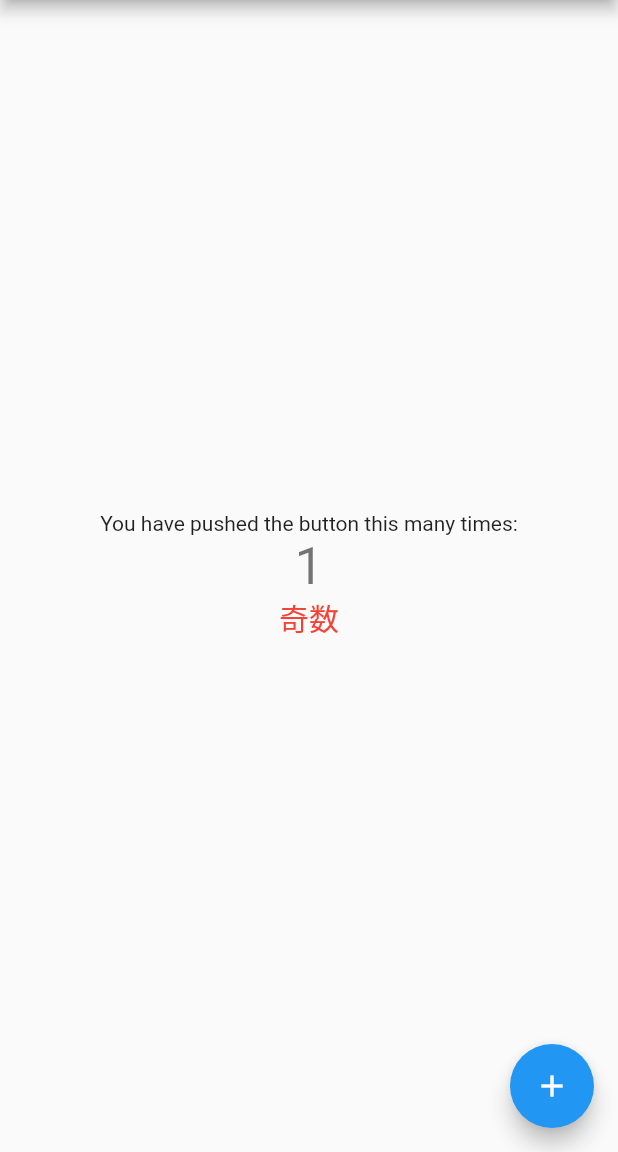
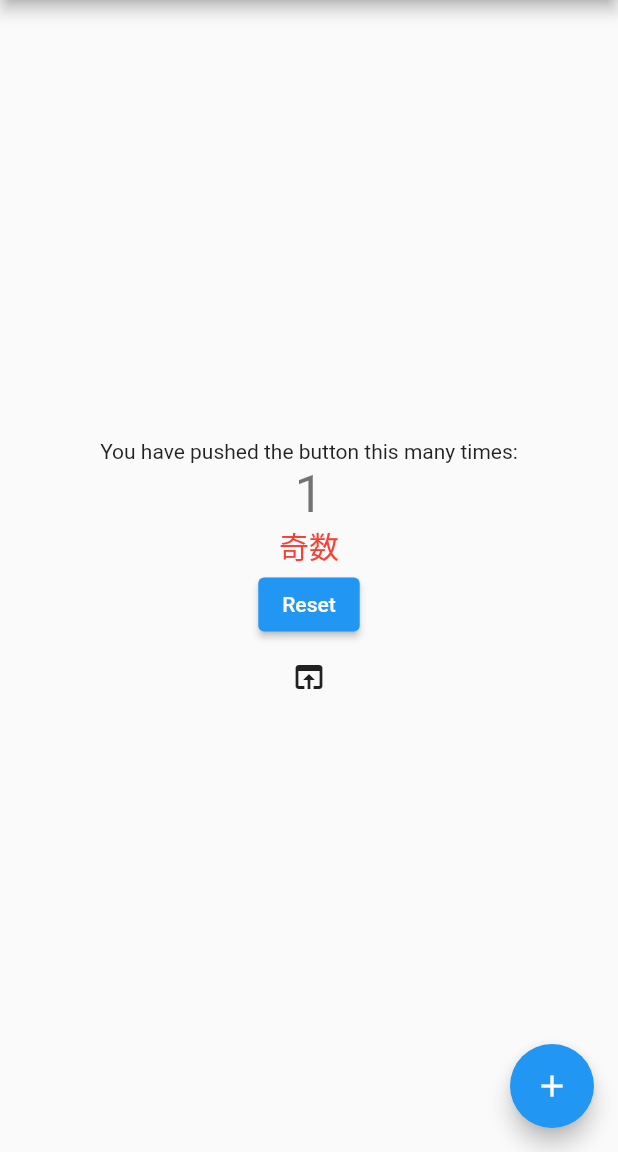
Before and after one commit to sakakidai/flutter_tutorial1, a Flutter app: the screen it shows after launch, after a tap on the "add" icon, on a phone screen of 412 x 824 dp, the part 84-1236 px from its top. Run offline on Flutter 3.47's test engine with Material 2 defaults, Android fonts, the phone set to English and light mode, and no system bars; our stand-ins replace shared_preferences.

```diff
--- a/lib/main.dart
+++ b/lib/main.dart
@@ -1,4 +1,6 @@
 import 'package:flutter/material.dart';
+import 'package:shared_preferences/shared_preferences.dart';
+import 'package:url_launcher/url_launcher.dart';
 
 void main() {
   runApp(const MyApp());
@@ -34,12 +36,46 @@ class _MyHomePageState extends State<MyHomePage> {
   void _incrementCounter() {
     setState(() {
       _counter++;
+      _setCounterValue();
       if (_counter % 2 == 0) {
         _type = "偶数";
       } else {
         _type = "奇数";
       }
     });
+  }
+
+  void _getCounterValue() async {
+    SharedPreferences prefs = await SharedPreferences.getInstance();
+    setState(() {
+      _counter = prefs.getInt('counter') ?? 0;
+    });
+  }
+
+  void _setCounterValue() async {
+    SharedPreferences prefs = await SharedPreferences.getInstance();
+    prefs.setInt('counter', _counter);
+  }
+
+  void _removeCounterValue() async {
+    SharedPreferences prefs = await SharedPreferences.getInstance();
+    setState(() {
+      _counter = 0;
+      prefs.remove('counter');
+    });
+  }
+
+  void _redirectGoogle() async {
+    String url = Uri.encodeFull("https://www.google.co.jp");
+    if (await canLaunch(url)) {
+      await launch(url);
+    }
+  }
+
+  @override
+  void initState() {
+    super.initState();
+    _getCounterValue();
   }
 
   @override
@@ -58,6 +94,14 @@ class _MyHomePageState extends State<MyHomePage> {
               style: Theme.of(context).textTheme.headline4,
             ),
             Text(_type, style: const TextStyle(fontSize: 20, color: Colors.red)),
+            ElevatedButton(
+              child: const Text("Reset"),
+              onPressed: _removeCounterValue,
+            ),
+            IconButton(
+              icon: const Icon(Icons.open_in_browser),
+              onPressed: () => {_redirectGoogle()},
+            ),
           ],
         ),
       ),
```
Also changed, not shown: pubspec.yaml (+11 -36 lines), images/icon/twitter-wadai-photo-0003.png (added), pubspec.lock, 27 other files.
